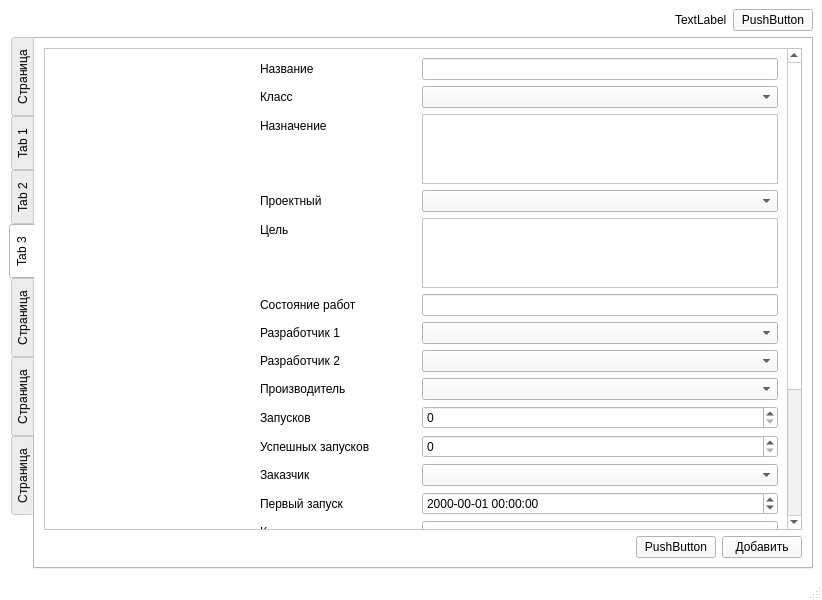
The window that mainwindow.ui (egor0665/VKBR) describes before a commit, drawn with Qt 5.
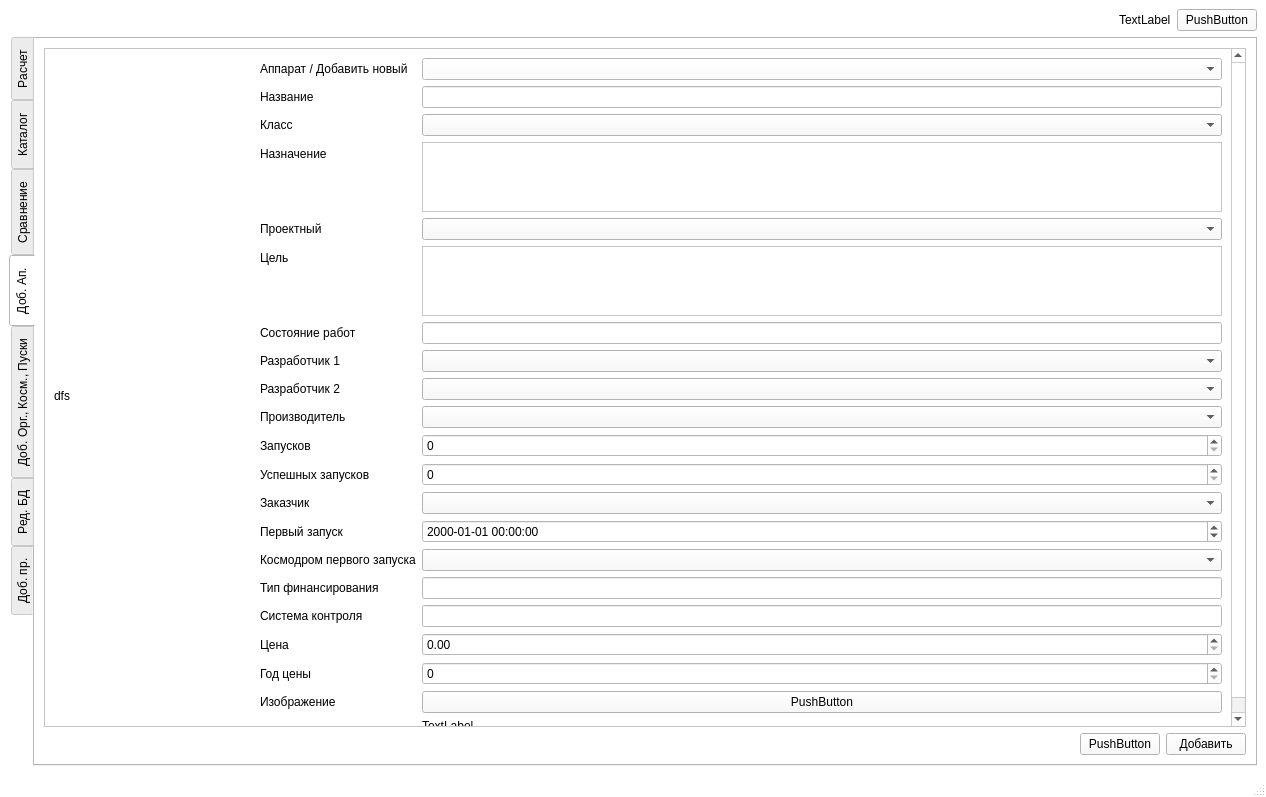
The same window after the commit. The open tabs and pages were chosen to show the change. Custom widgets are drawn as their Qt base class.

```diff
--- a/mainwindow.ui
+++ b/mainwindow.ui
@@ -6,8 +6,8 @@
    <rect>
     <x>0</x>
     <y>0</y>
-    <width>822</width>
-    <height>600</height>
+    <width>1266</width>
+    <height>797</height>
    </rect>
   </property>
   <property name="palette">
@@ -515,7 +515,7 @@
         </property>
         <widget class="QWidget" name="tab_7">
          <attribute name="title">
-          <string>Страница</string>
+          <string>Расчет</string>
          </attribute>
          <layout class="QVBoxLayout" name="verticalLayout_18">
           <item>
@@ -543,7 +543,7 @@
         </widget>
         <widget class="QWidget" name="tab">
          <attribute name="title">
-          <string>Tab 1</string>
+          <string>Каталог</string>
          </attribute>
          <layout class="QVBoxLayout" name="verticalLayout_3">
           <item>
@@ -839,7 +839,7 @@
         </widget>
         <widget class="QWidget" name="tab_2">
          <attribute name="title">
-          <string>Tab 2</string>
+          <string>Сравнение</string>
          </attribute>
          <layout class="QVBoxLayout" name="verticalLayout_5">
           <item>
@@ -1177,7 +1177,7 @@
         </widget>
         <widget class="QWidget" name="tab_3">
          <attribute name="title">
-          <string>Tab 3</string>
+          <string>Доб. Ап.</string>
          </attribute>
          <layout class="QVBoxLayout" name="verticalLayout_11">
           <item>
@@ -1189,13 +1189,11 @@
              <property name="geometry">
               <rect>
                <x>0</x>
-               <y>-205</y>
-               <width>739</width>
-               <height>656</height>
+               <y>0</y>
+               <width>1183</width>
+               <height>680</height>
               </rect>
              </property>
-             <layout class="QVBoxLayout" name="verticalLayout_10">
-              <item>
                <layout class="QVBoxLayout" name="verticalLayout_9">
                 <item>
                  <layout class="QHBoxLayout" name="horizontalLayout_10">
@@ -1220,245 +1218,255 @@
                      </size>
                     </property>
                     <property name="text">
-                     <string/>
+                   <string>dfs</string>
                     </property>
                    </widget>
                   </item>
                   <item>
                    <layout class="QFormLayout" name="formLayout">
-                    <item row="2" column="0">
+                  <item row="3" column="0">
                      <widget class="QLabel" name="label_30">
                       <property name="text">
                        <string>Название</string>
                       </property>
                      </widget>
                     </item>
-                    <item row="2" column="1">
+                  <item row="3" column="1">
                      <widget class="QLineEdit" name="lineEditUnitName"/>
                     </item>
-                    <item row="3" column="0">
+                  <item row="4" column="0">
                      <widget class="QLabel" name="label_33">
                       <property name="text">
                        <string>Класс</string>
                       </property>
                      </widget>
                     </item>
-                    <item row="3" column="1">
+                  <item row="4" column="1">
                      <widget class="QComboBox" name="comboBoxUnitClass">
                       <property name="styleSheet">
                        <string notr="true">background-color: rgb(249, 249, 249)</string>
                       </property>
                      </widget>
                     </item>
-                    <item row="4" column="0">
+                  <item row="5" column="0">
                      <widget class="QLabel" name="label_31">
                       <property name="text">
                        <string>Назначение</string>
                       </property>
                      </widget>
                     </item>
-                    <item row="4" column="1">
+                  <item row="5" column="1">
                      <widget class="QTextEdit" name="textEditUnitPurpose"/>
                     </item>
-                    <item row="5" column="0">
+                  <item row="6" column="0">
                      <widget class="QLabel" name="label_32">
                       <property name="text">
                        <string>Проектный</string>
                       </property>
                      </widget>
                     </item>
-                    <item row="5" column="1">
+                  <item row="6" column="1">
                      <widget class="QComboBox" name="comboBoxUnitProject">
                       <property name="styleSheet">
                        <string notr="true">background-color: rgb(249, 249, 249)</string>
                       </property>
                      </widget>
                     </item>
-                    <item row="6" column="0">
+                  <item row="7" column="0">
                      <widget class="QLabel" name="label_18">
                       <property name="text">
                        <string>Цель</string>
                       </property>
                      </widget>
                     </item>
-                    <item row="6" column="1">
+                  <item row="7" column="1">
                      <widget class="QTextEdit" name="textEditUnitObjective"/>
                     </item>
-                    <item row="7" column="0">
+                  <item row="8" column="0">
                      <widget class="QLabel" name="label_19">
                       <property name="text">
                        <string>Состояние работ</string>
                       </property>
                      </widget>
                     </item>
-                    <item row="7" column="1">
+                  <item row="8" column="1">
                      <widget class="QLineEdit" name="lineEditUnitWorkStatus"/>
                     </item>
-                    <item row="8" column="0">
+                  <item row="9" column="0">
                      <widget class="QLabel" name="label_20">
                       <property name="text">
                        <string>Разработчик 1</string>
                       </property>
                      </widget>
                     </item>
-                    <item row="8" column="1">
+                  <item row="9" column="1">
                      <widget class="QComboBox" name="comboBoxUnitDeveloperId">
                       <property name="styleSheet">
                        <string notr="true">background-color: rgb(249, 249, 249)</string>
                       </property>
                      </widget>
                     </item>
-                    <item row="9" column="0">
+                  <item row="10" column="0">
                      <widget class="QLabel" name="label_21">
                       <property name="text">
                        <string>Разработчик 2</string>
                       </property>
                      </widget>
                     </item>
-                    <item row="9" column="1">
+                  <item row="10" column="1">
                      <widget class="QComboBox" name="comboBoxUnitExtraDeveloperId">
                       <property name="styleSheet">
                        <string notr="true">background-color: rgb(249, 249, 249)</string>
                       </property>
                      </widget>
                     </item>
-                    <item row="10" column="0">
+                  <item row="11" column="0">
                      <widget class="QLabel" name="label_22">
                       <property name="text">
                        <string>Производитель</string>
                       </property>
                      </widget>
                     </item>
-                    <item row="10" column="1">
+                  <item row="11" column="1">
                      <widget class="QComboBox" name="comboBoxUnitManufacturerId">
                       <property name="styleSheet">
                        <string notr="true">background-color: rgb(249, 249, 249)</string>
                       </property>
                      </widget>
                     </item>
-                    <item row="11" column="0">
+                  <item row="12" column="0">
                      <widget class="QLabel" name="label_23">
                       <property name="text">
                        <string>Запусков</string>
                       </property>
                      </widget>
                     </item>
-                    <item row="11" column="1">
+                  <item row="12" column="1">
                      <widget class="QSpinBox" name="spinBoxUnitLaunches"/>
                     </item>
-                    <item row="12" column="0">
+                  <item row="13" column="0">
                      <widget class="QLabel" name="label_24">
                       <property name="text">
                        <string>Успешных запусков</string>
                       </property>
                      </widget>
                     </item>
-                    <item row="12" column="1">
+                  <item row="13" column="1">
                      <widget class="QSpinBox" name="spinBoxUnitSuccessfulLaunches"/>
                     </item>
-                    <item row="13" column="0">
+                  <item row="14" column="0">
                      <widget class="QLabel" name="label_25">
                       <property name="text">
                        <string>Заказчик</string>
                       </property>
                      </widget>
                     </item>
-                    <item row="13" column="1">
+                  <item row="14" column="1">
                      <widget class="QComboBox" name="comboBoxUnitCustomer">
                       <property name="styleSheet">
                        <string notr="true">background-color: rgb(249, 249, 249)</string>
                       </property>
                      </widget>
                     </item>
-                    <item row="14" column="0">
+                  <item row="15" column="0">
                      <widget class="QLabel" name="label_26">
                       <property name="text">
                        <string>Первый запуск</string>
                       </property>
                      </widget>
                     </item>
-                    <item row="14" column="1">
+                  <item row="15" column="1">
                      <widget class="QDateTimeEdit" name="dateTimeEditFirstLaunch">
                       <property name="displayFormat">
-                       <string>yyyy-mm-dd HH:mm:ss</string>
+                     <string>yyyy-MM-dd HH:mm:ss</string>
                       </property>
                      </widget>
                     </item>
-                    <item row="15" column="0">
+                  <item row="16" column="0">
                      <widget class="QLabel" name="label_27">
                       <property name="text">
                        <string>Космодром первого запуска</string>
                       </property>
                      </widget>
                     </item>
-                    <item row="15" column="1">
+                  <item row="16" column="1">
                      <widget class="QComboBox" name="comboBoxUnitFirstLaunchSpaceport">
                       <property name="styleSheet">
                        <string notr="true">background-color: rgb(249, 249, 249)</string>
                       </property>
                      </widget>
                     </item>
-                    <item row="16" column="0">
+                  <item row="17" column="0">
                      <widget class="QLabel" name="label_28">
                       <property name="text">
                        <string>Тип финансирования</string>
                       </property>
                      </widget>
                     </item>
-                    <item row="16" column="1">
+                  <item row="17" column="1">
                      <widget class="QLineEdit" name="lineEditFinancingType"/>
                     </item>
-                    <item row="17" column="0">
+                  <item row="18" column="0">
                      <widget class="QLabel" name="label_29">
                       <property name="text">
                        <string>Система контроля</string>
                       </property>
                      </widget>
                     </item>
-                    <item row="17" column="1">
+                  <item row="18" column="1">
                      <widget class="QLineEdit" name="lineEditControlSystem"/>
                     </item>
+                  <item row="19" column="0">
+                   <widget class="QLabel" name="label_14">
+                    <property name="text">
+                     <string>Цена</string>
+                    </property>
+                   </widget>
+                  </item>
+                  <item row="19" column="1">
+                   <widget class="QDoubleSpinBox" name="doubleSpinBoxUnitPrice"/>
+                  </item>
                     <item row="20" column="0">
+                   <widget class="QLabel" name="label_17">
+                    <property name="text">
+                     <string>Год цены</string>
+                    </property>
+                   </widget>
+                  </item>
+                  <item row="20" column="1">
+                   <widget class="QSpinBox" name="spinBoxUnitPriceYear"/>
+                  </item>
+                  <item row="21" column="0">
                      <widget class="QLabel" name="label_13">
                       <property name="text">
                        <string>Изображение</string>
                       </property>
                      </widget>
                     </item>
-                    <item row="20" column="1">
-                     <widget class="QPushButton" name="pushButton_4">
-                      <property name="styleSheet">
-                       <string notr="true">background-color: rgb(249, 249, 249)</string>
-                      </property>
-                      <property name="text">
-                       <string>PushButton</string>
-                      </property>
-                     </widget>
-                    </item>
                     <item row="21" column="1">
+                   <widget class="QPushButton" name="pushButton_4">
+                    <property name="styleSheet">
+                     <string notr="true">background-color: rgb(249, 249, 249)</string>
+                    </property>
+                    <property name="text">
+                     <string>PushButton</string>
+                    </property>
+                   </widget>
+                  </item>
+                  <item row="22" column="1">
                      <widget class="QLabel" name="labelUnitImageURL">
                       <property name="text">
                        <string>TextLabel</string>
                       </property>
                      </widget>
                     </item>
-                    <item row="18" column="1">
-                     <widget class="QDoubleSpinBox" name="doubleSpinBoxUnitPrice"/>
-                    </item>
-                    <item row="19" column="1">
-                     <widget class="QSpinBox" name="spinBoxUnitPriceYear"/>
-                    </item>
-                    <item row="18" column="0">
-                     <widget class="QLabel" name="label_14">
+                  <item row="2" column="1">
+                   <widget class="QComboBox" name="comboBox_10"/>
+                  </item>
+                  <item row="2" column="0">
+                   <widget class="QLabel" name="label_52">
                       <property name="text">
-                       <string>Цена</string>
-                      </property>
-                     </widget>
-                    </item>
-                    <item row="19" column="0">
-                     <widget class="QLabel" name="label_17">
-                      <property name="text">
-                       <string>Год цены</string>
+                     <string>Аппарат / Добавить новый</string>
                       </property>
                      </widget>
                     </item>
@@ -1470,8 +1478,6 @@
                  <layout class="QFormLayout" name="formLayout_3"/>
                 </item>
                </layout>
-              </item>
-             </layout>
             </widget>
            </widget>
           </item>
@@ -1516,7 +1522,7 @@
         </widget>
         <widget class="QWidget" name="tab_4">
          <attribute name="title">
-          <string>Страница</string>
+          <string>Доб. Орг., Косм., Пуски</string>
          </attribute>
          <layout class="QVBoxLayout" name="verticalLayout_12">
           <item>
@@ -1858,7 +1864,7 @@
         </widget>
         <widget class="QWidget" name="tab_5">
          <attribute name="title">
-          <string>Страница</string>
+          <string>Ред. БД</string>
          </attribute>
          <layout class="QVBoxLayout" name="verticalLayout_15">
           <item>
@@ -1933,7 +1939,7 @@
         </widget>
         <widget class="QWidget" name="tab_6">
          <attribute name="title">
-          <string>Страница</string>
+          <string>Доб. пр.</string>
          </attribute>
          <layout class="QVBoxLayout" name="verticalLayout_17">
           <item>
```
Left out of the diff: 18 changed lines with no effect on the pictures. Lines whose indentation alone changed are shown as unchanged.
